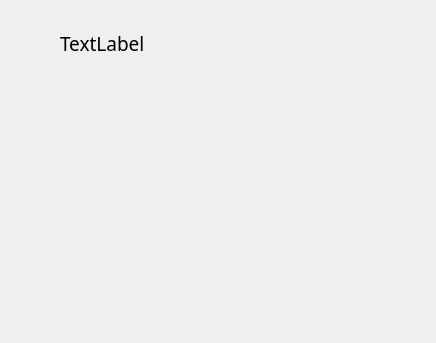
KimYubin/SolTranslator, file ui/simpletranslatewidget.ui: the form before one commit.
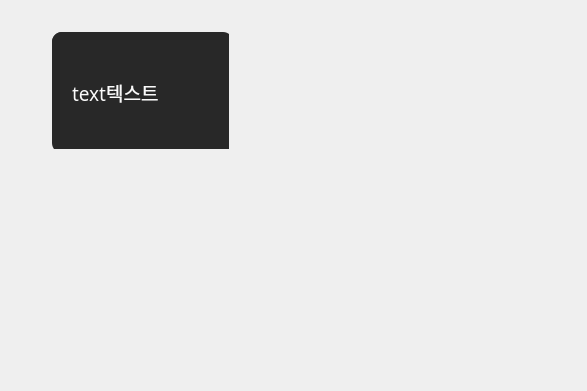
The form after the commit.

The edit to the form file:
```diff
--- a/ui/simpletranslatewidget.ui
+++ b/ui/simpletranslatewidget.ui
@@ -6,20 +6,33 @@
    <rect>
     <x>0</x>
     <y>0</y>
-    <width>436</width>
-    <height>343</height>
+    <width>587</width>
+    <height>391</height>
    </rect>
   </property>
+  <property name="font">
+   <font>
+    <family>맑은 고딕</family>
+    <pointsize>15</pointsize>
+    <italic>false</italic>
+    <bold>false</bold>
+    <stylestrategy>PreferAntialias</stylestrategy>
+    <hintingpreference>PreferNoHinting</hintingpreference>
+   </font>
+  </property>
   <property name="windowTitle">
    <string>SimpleTranslateWidget</string>
   </property>
+  <property name="styleSheet">
+   <string notr="true"/>
+  </property>
   <widget class="QWidget" name="verticalLayoutWidget">
    <property name="geometry">
     <rect>
      <x>40</x>
-     <y>10</y>
-     <width>351</width>
-     <height>301</height>
+     <y>20</y>
+     <width>201</width>
+     <height>141</height>
     </rect>
    </property>
    <layout class="QVBoxLayout" name="boxLayout">
@@ -27,34 +40,92 @@
      <number>0</number>
     </property>
     <property name="leftMargin">
-     <number>20</number>
+     <number>12</number>
     </property>
     <property name="topMargin">
-     <number>20</number>
+     <number>12</number>
     </property>
     <property name="rightMargin">
-     <number>20</number>
+     <number>12</number>
     </property>
     <property name="bottomMargin">
-     <number>20</number>
+     <number>12</number>
     </property>
-    <item alignment="Qt::AlignmentFlag::AlignTop">
-     <widget class="QLabel" name="outTextLabel">
-      <property name="font">
-       <font>
-        <family>Noto Sans KR</family>
-        <pointsize>14</pointsize>
-       </font>
+    <item>
+     <widget class="QFrame" name="bgFrame">
+      <property name="styleSheet">
+       <string notr="true">background-color: rgb(40, 40, 40);
+border-radius : 10px;</string>
       </property>
-      <property name="autoFillBackground">
-       <bool>false</bool>
+      <property name="frameShape">
+       <enum>QFrame::Shape::StyledPanel</enum>
       </property>
-      <property name="text">
-       <string>TextLabel</string>
+      <property name="frameShadow">
+       <enum>QFrame::Shadow::Raised</enum>
       </property>
-      <property name="wordWrap">
-       <bool>true</bool>
-      </property>
+      <widget class="QWidget" name="verticalLayoutWidget_2">
+       <property name="geometry">
+        <rect>
+         <x>0</x>
+         <y>0</y>
+         <width>181</width>
+         <height>121</height>
+        </rect>
+       </property>
+       <layout class="QVBoxLayout" name="textVLayout">
+        <property name="spacing">
+         <number>0</number>
+        </property>
+        <property name="sizeConstraint">
+         <enum>QLayout::SizeConstraint::SetDefaultConstraint</enum>
+        </property>
+        <property name="leftMargin">
+         <number>20</number>
+        </property>
+        <property name="topMargin">
+         <number>20</number>
+        </property>
+        <property name="rightMargin">
+         <number>20</number>
+        </property>
+        <property name="bottomMargin">
+         <number>20</number>
+        </property>
+        <item>
+         <widget class="QLabel" name="resultTextLabel">
+          <property name="enabled">
+           <bool>true</bool>
+          </property>
+          <property name="font">
+           <font>
+            <family>맑은 고딕</family>
+            <pointsize>14</pointsize>
+            <italic>false</italic>
+            <bold>false</bold>
+            <stylestrategy>PreferAntialias</stylestrategy>
+            <kerning>true</kerning>
+            <hintingpreference>PreferDefaultHinting</hintingpreference>
+           </font>
+          </property>
+          <property name="styleSheet">
+           <string notr="true">color: rgb(250, 250, 250);
+background-color:transparent;
+
+</string>
+          </property>
+          <property name="text">
+           <string>text텍스트</string>
+          </property>
+          <property name="wordWrap">
+           <bool>false</bool>
+          </property>
+          <property name="textInteractionFlags">
+           <set>Qt::TextInteractionFlag::LinksAccessibleByMouse|Qt::TextInteractionFlag::TextSelectableByMouse</set>
+          </property>
+         </widget>
+        </item>
+       </layout>
+      </widget>
      </widget>
     </item>
    </layout>
```
Left out of the diff: 5 changed lines with no effect on the pictures.
